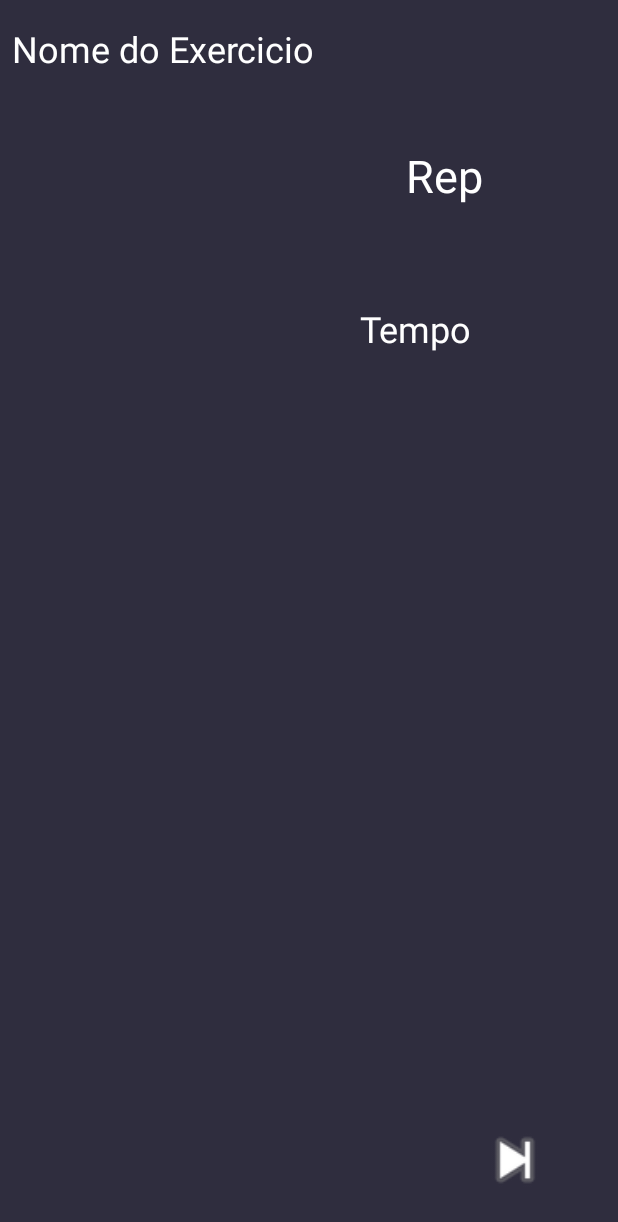
After one commit to newtonjin/hogym, an Android app: the ExecutaTreinoActivity screen opened directly, with no data from a screen before it, on a phone screen of 412 x 824 dp. The commit adds this screen. Shown: the top 1222 px of the screen. Run offline under Robolectric (Android 15) with nearby library versions, the phone set to English and light mode, and no system bars.

Commit message:
Att listas

```diff
--- a/app/src/main/AndroidManifest.xml
+++ b/app/src/main/AndroidManifest.xml
@@ -27,7 +27,8 @@
         <activity
             android:name="com.theartofdev.edmodo.cropper.CropImageActivity"
             android:theme="@style/Base.Theme.AppCompat" />
-        <activity android:name=".AddExerciciosActivity"></activity>
+        <activity android:name=".AddExerciciosActivity" />
+        <activity android:name=".ExecutaTreinoActivity"></activity>
     </application>
 
 </manifest>
--- a/app/src/main/java/com/hog/newto/pf2/ContaActivity.java
+++ b/app/src/main/java/com/hog/newto/pf2/ContaActivity.java
@@ -35,6 +35,8 @@ import com.github.mikephil.charting.utils.ColorTemplate;
 import com.google.android.gms.tasks.OnCompleteListener;
 import com.google.android.gms.tasks.Task;
 import com.google.firebase.auth.FirebaseAuth;
+import com.google.firebase.database.DatabaseReference;
+import com.google.firebase.database.FirebaseDatabase;
 import com.google.firebase.firestore.DocumentSnapshot;
 import com.google.firebase.firestore.FirebaseFirestore;
 import com.google.firebase.storage.FirebaseStorage;
@@ -61,6 +63,7 @@ public class ContaActivity extends AppCompatActivity {
     private StorageReference sr;
     private ProgressBar pb;
     private FirebaseFirestore fbs;
+    private DatabaseReference db;
     private String user_id;
     private LineChart grPeso;
     private PieChart grPie;
@@ -106,6 +109,8 @@ public class ContaActivity extends AppCompatActivity {
         sr= FirebaseStorage.getInstance().getReference();
         fbs=FirebaseFirestore.getInstance();
         user_id=fb.getCurrentUser().getUid();
+        db=FirebaseDatabase.getInstance().getReference("Usuarios").child(user_id);
+        db.setValue(user_id);
 
         txtAltura.setText("0");
         txtPeso=(EditText) findViewById(R.id.etxPeso);
--- /dev/null
+++ b/app/src/main/java/com/hog/newto/pf2/ExecutaTreinoActivity.java
@@ -0,0 +1,23 @@
+package com.hog.newto.pf2;
+
+import android.support.v7.app.AppCompatActivity;
+import android.os.Bundle;
+import android.widget.TextView;
+
+public class ExecutaTreinoActivity extends AppCompatActivity {
+    private TextView txtExecNome;
+    private TextView txtExecTempo;
+    private TextView txtExecRep;
+    @Override
+    protected void onCreate(Bundle savedInstanceState) {
+        super.onCreate(savedInstanceState);
+        setContentView(R.layout.activity_executa_treino);
+        txtExecNome=findViewById(R.id.txtExecNome);
+        txtExecRep=findViewById(R.id.txtExecRep);
+        txtExecTempo=findViewById(R.id.txtExecTempo);
+
+
+
+
+    }
+}
--- /dev/null
+++ b/app/src/main/res/layout/activity_executa_treino.xml
@@ -0,0 +1,58 @@
+<?xml version="1.0" encoding="utf-8"?>
+<android.support.constraint.ConstraintLayout xmlns:android="http://schemas.android.com/apk/res/android"
+    xmlns:app="http://schemas.android.com/apk/res-auto"
+    xmlns:tools="http://schemas.android.com/tools"
+    android:layout_width="match_parent"
+    android:layout_height="match_parent"
+    tools:context=".ExecutaTreinoActivity"
+    android:background="@color/colorPrimary">
+
+    <TextView
+        android:id="@+id/txtExecNome"
+        android:layout_width="350dp"
+        android:layout_height="wrap_content"
+        android:layout_marginStart="8dp"
+        android:layout_marginTop="16dp"
+        android:layout_marginEnd="308dp"
+        android:text="Nome do Exercicio"
+        android:textColor="@color/branco"
+        android:textSize="24sp"
+        app:layout_constraintEnd_toEndOf="parent"
+        app:layout_constraintHorizontal_bias="0.0"
+        app:layout_constraintStart_toStartOf="parent"
+        app:layout_constraintTop_toTopOf="parent" />
+
+    <TextView
+        android:id="@+id/txtExecRep"
+        android:layout_width="93dp"
+        android:layout_height="50dp"
+        android:layout_marginTop="48dp"
+        android:layout_marginEnd="48dp"
+        android:text="Rep"
+        android:textColor="@color/branco"
+        android:textSize="30sp"
+        app:layout_constraintEnd_toEndOf="parent"
+        app:layout_constraintTop_toBottomOf="@+id/txtExecNome" />
+
+    <TextView
+        android:id="@+id/txtExecTempo"
+        android:layout_width="97dp"
+        android:layout_height="49dp"
+        android:layout_marginStart="240dp"
+        android:layout_marginTop="56dp"
+        android:text="Tempo"
+        android:textColor="@color/branco"
+        android:textSize="24sp"
+        app:layout_constraintStart_toStartOf="parent"
+        app:layout_constraintTop_toBottomOf="@+id/txtExecRep" />
+
+    <ImageView
+        android:id="@+id/btnProx"
+        android:layout_width="65dp"
+        android:layout_height="53dp"
+        android:layout_marginEnd="36dp"
+        android:layout_marginBottom="24dp"
+        app:layout_constraintBottom_toBottomOf="parent"
+        app:layout_constraintEnd_toEndOf="parent"
+        app:srcCompat="@android:drawable/ic_media_next" />
+</android.support.constraint.ConstraintLayout>
```
Also changed, not shown: app/src/main/java/com/hog/newto/pf2/AddTreinoActivity.java (+39 -20 lines), app/src/main/java/com/hog/newto/pf2/TreinosActivity.java (+23 -6 lines), app/src/main/res/layout/activity_add_treino.xml (+17 -4 lines).
